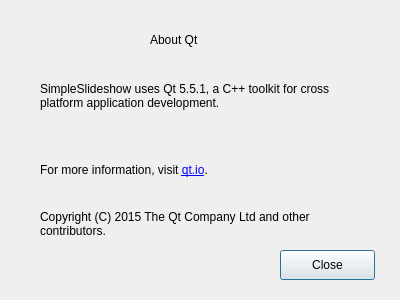
Qt form src/about_window_view.ui (benoid/SimpleSlideshow) before a commit.
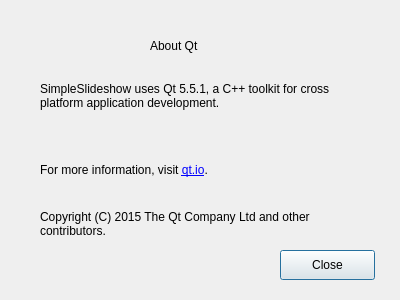
The same form after that commit. The open tabs and pages were chosen to show the change.

Commit message: Increased text label dimensions

Diff of the .ui file:
```diff
--- a/src/about_window_view.ui
+++ b/src/about_window_view.ui
@@ -118,7 +118,7 @@
        <x>110</x>
        <y>0</y>
        <width>191</width>
-       <height>20</height>
+       <height>31</height>
       </rect>
      </property>
      <property name="styleSheet">
```
Left out of the diff: 4 changed lines with no effect on the pictures.
